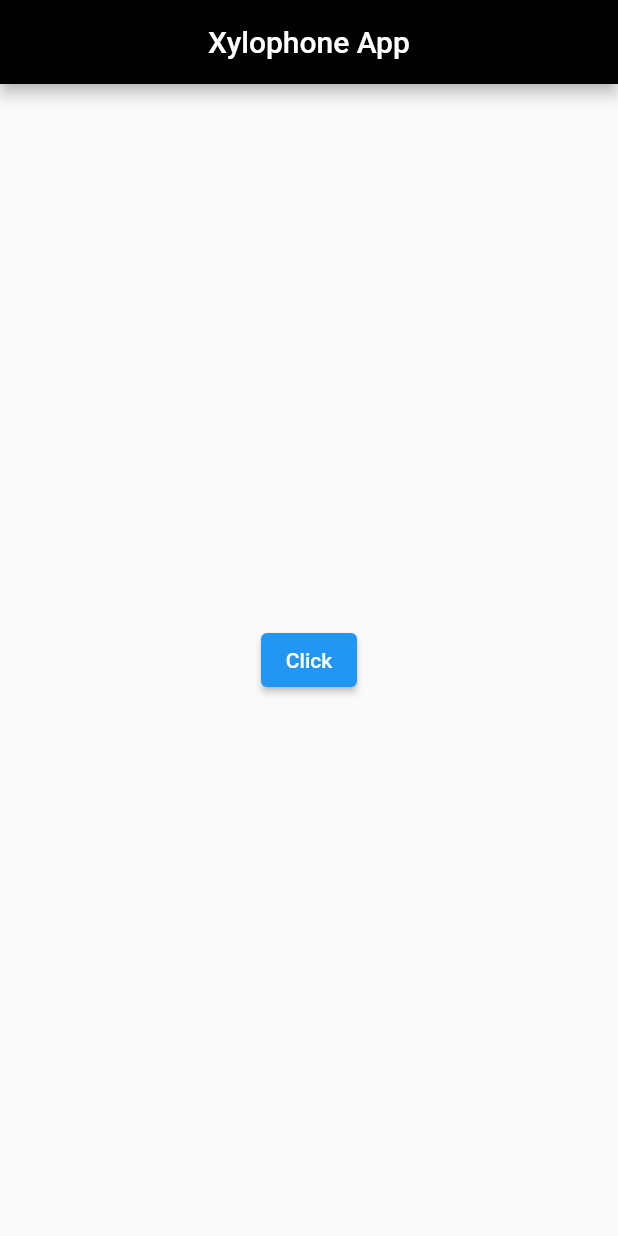
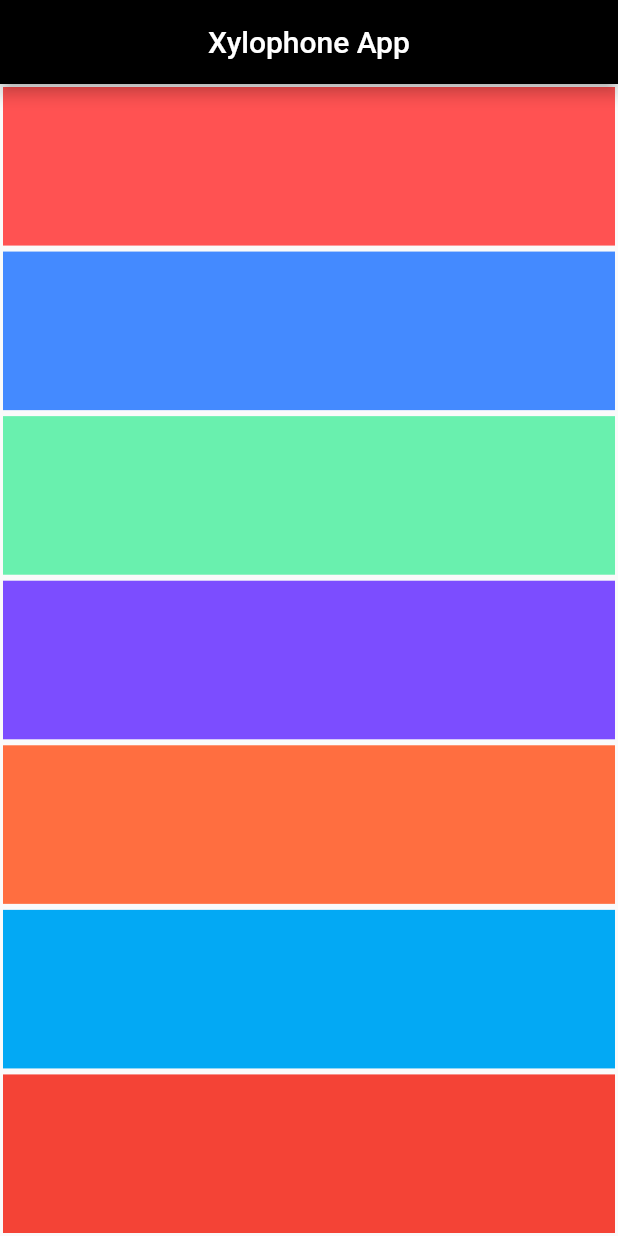
Before and after one commit to jrbyt3s/flutter_codigo5_xilophone, a Flutter app: the screen it shows after launch, on a phone screen of 412 x 824 dp. Run offline on Flutter 3.47's test engine with Material 2 defaults, Android fonts, the phone set to English and light mode, and no system bars; our stand-ins replace audioplayers.

Commit message:
before final version

```diff
--- a/lib/main.dart
+++ b/lib/main.dart
@@ -1,4 +1,5 @@
 import 'package:flutter/material.dart';
+import 'package:audioplayers/audioplayers.dart';
 
 void main() {
   runApp(const MyApp());
@@ -17,21 +18,49 @@ class MyApp extends StatelessWidget {
 }
 
 class HomePage extends StatelessWidget {
-  const HomePage({Key? key}) : super(key: key);
+  AudioCache audioCache = AudioCache();
+
+  void playNote(int number) {
+    audioCache.play('music/note$number.wav');
+  }
+
+  Widget buildKey(int nota, Color valor) {
+    return Expanded(
+      child: Padding(
+        padding: const EdgeInsets.all(2.0),
+        child: Container(
+          color: valor,
+          child: TextButton(
+            onPressed: () {
+              playNote(nota);
+              print("Reproduciendo $nota");
+            },
+            child: const Text(""),
+          ),
+        ),
+      ),
+    );
+  }
 
   @override
   Widget build(BuildContext context) {
     return Scaffold(
       appBar: AppBar(
-        title: Text("Xylophone App"),
+        title: const Text("Xylophone App"),
         centerTitle: true,
         backgroundColor: Colors.black,
       ),
-      body: Center(
-        child: ElevatedButton(
-          onPressed: () {},
-          child: Text("Click"),
-        ),
+      body: Column(
+        crossAxisAlignment: CrossAxisAlignment.stretch,
+        children: [
+          buildKey(1, Colors.redAccent),
+          buildKey(2, Colors.blueAccent),
+          buildKey(3, Colors.greenAccent),
+          buildKey(4, Colors.deepPurpleAccent),
+          buildKey(5, Colors.deepOrangeAccent),
+          buildKey(6, Colors.lightBlue),
+          buildKey(7, Colors.red),
+        ],
       ),
     );
   }
--- a/pubspec.yaml
+++ b/pubspec.yaml
@@ -34,6 +34,7 @@ dependencies:
   # The following adds the Cupertino Icons font to your application.
   # Use with the CupertinoIcons class for iOS style icons.
   cupertino_icons: ^1.0.2
+  audioplayers: ^0.20.0
 
 dev_dependencies:
   flutter_test:
```
Also changed, not shown: pubspec.lock, 6 other files.
